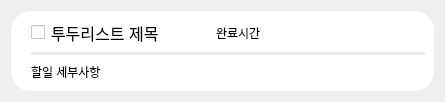
Qt form main_code/front/ui/todo_list_widget_for_admin_dialog.ui (guaba98/TeamCollaborationTool) before a commit.
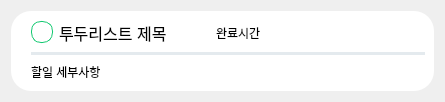
The same form after that commit. Icons and pictures are not drawn.

Diff of the .ui file:
```diff
--- a/main_code/front/ui/todo_list_widget_for_admin_dialog.ui
+++ b/main_code/front/ui/todo_list_widget_for_admin_dialog.ui
@@ -63,6 +63,24 @@
             <pointsize>12</pointsize>
            </font>
           </property>
+          <property name="styleSheet">
+           <string notr="true">
+                   QCheckBox::indicator {
+                       width: 20px;
+                      height: 20px;
+                   }
+                     QCheckBox::indicator:unchecked {
+                        border: 0.5px solid #14C871;
+                        border-radius: 10px;
+                         background-color: #ffffff;
+                     }
+                    QCheckBox::indicator:checked {
+                        
+	image: url(:/newPrefix/check.png);
+        
+                     }
+       </string>
+          </property>
           <property name="text">
            <string>투두리스트 제목</string>
           </property>
```
